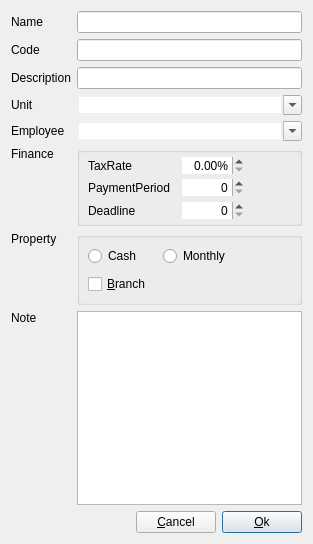
First picture: the form in dialog/editnode/editnodestakeholder.ui, repository YtxCash/YTX, before the edit.
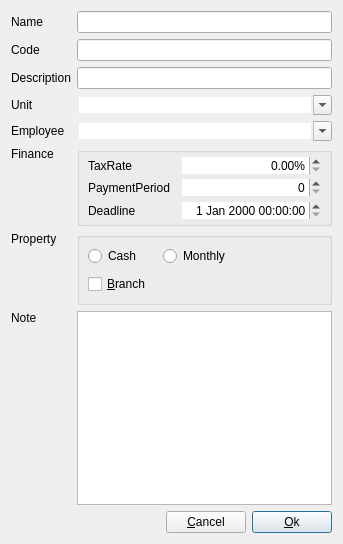
Second picture: the form after the edit. Custom widgets are drawn as their Qt base class.

Commit message: 调整stakeholder deadline

```diff
--- a/dialog/editnode/editnodestakeholder.ui
+++ b/dialog/editnode/editnodestakeholder.ui
@@ -282,16 +282,6 @@
         </property>
        </spacer>
       </item>
-      <item row="3" column="1">
-       <widget class="SpinBox" name="spinDeadline">
-        <property name="frame">
-         <bool>false</bool>
-        </property>
-        <property name="alignment">
-         <set>Qt::AlignmentFlag::AlignRight|Qt::AlignmentFlag::AlignTrailing|Qt::AlignmentFlag::AlignVCenter</set>
-        </property>
-       </widget>
-      </item>
       <item row="1" column="0">
        <widget class="QLabel" name="labelPaymentPeriod">
         <property name="text">
@@ -342,6 +332,16 @@
         </property>
        </widget>
       </item>
+      <item row="3" column="1">
+       <widget class="DateTimeEdit" name="deadline">
+        <property name="frame">
+         <bool>false</bool>
+        </property>
+        <property name="alignment">
+         <set>Qt::AlignmentFlag::AlignRight|Qt::AlignmentFlag::AlignTrailing|Qt::AlignmentFlag::AlignVCenter</set>
+        </property>
+       </widget>
+      </item>
      </layout>
     </widget>
    </item>
@@ -406,20 +406,20 @@
    <extends>QLineEdit</extends>
    <header location="global">widget/lineedit.h</header>
   </customwidget>
-  <customwidget>
-   <class>PlainTextEdit</class>
-   <extends>QPlainTextEdit</extends>
-   <header location="global">widget/plaintextedit.h</header>
-  </customwidget>
   <customwidget>
    <class>DoubleSpinBox</class>
    <extends>QDoubleSpinBox</extends>
    <header location="global">widget/doublespinbox.h</header>
   </customwidget>
   <customwidget>
-   <class>SpinBox</class>
-   <extends>QSpinBox</extends>
-   <header location="global">widget/spinbox.h</header>
+   <class>DateTimeEdit</class>
+   <extends>QDateTimeEdit</extends>
+   <header location="global">widget/datetimeedit.h</header>
+  </customwidget>
+  <customwidget>
+   <class>PlainTextEdit</class>
+   <extends>QPlainTextEdit</extends>
+   <header location="global">widget/plaintextedit.h</header>
   </customwidget>
  </customwidgets>
  <tabstops>
```
The commit also changes 14 other files.
